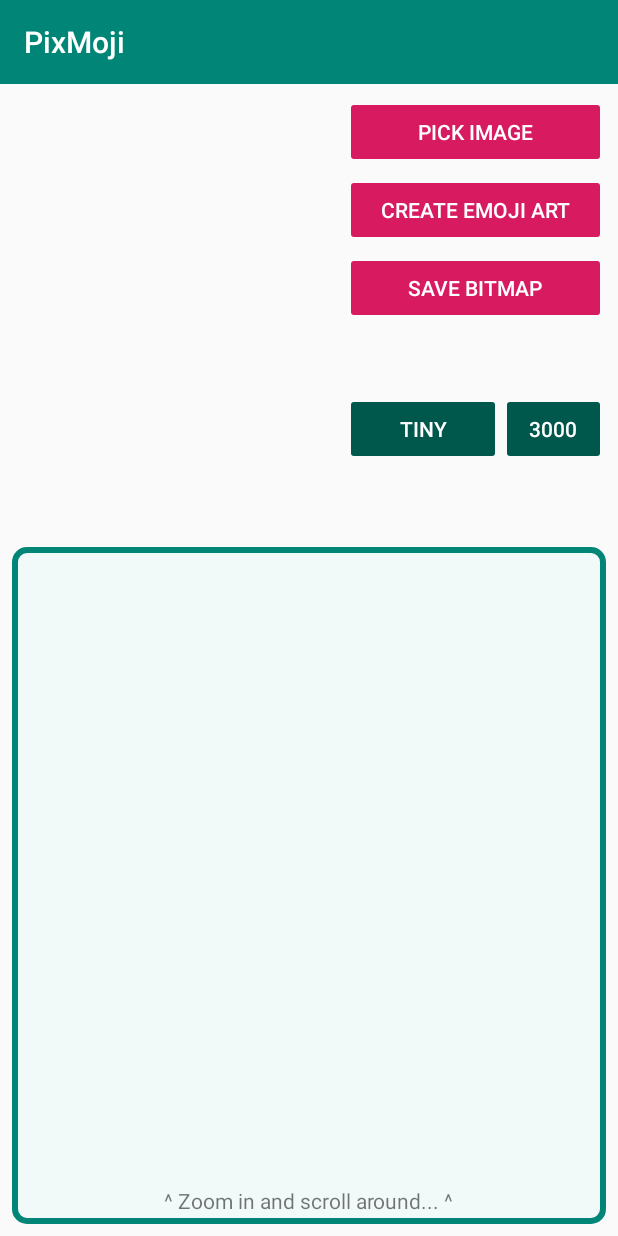
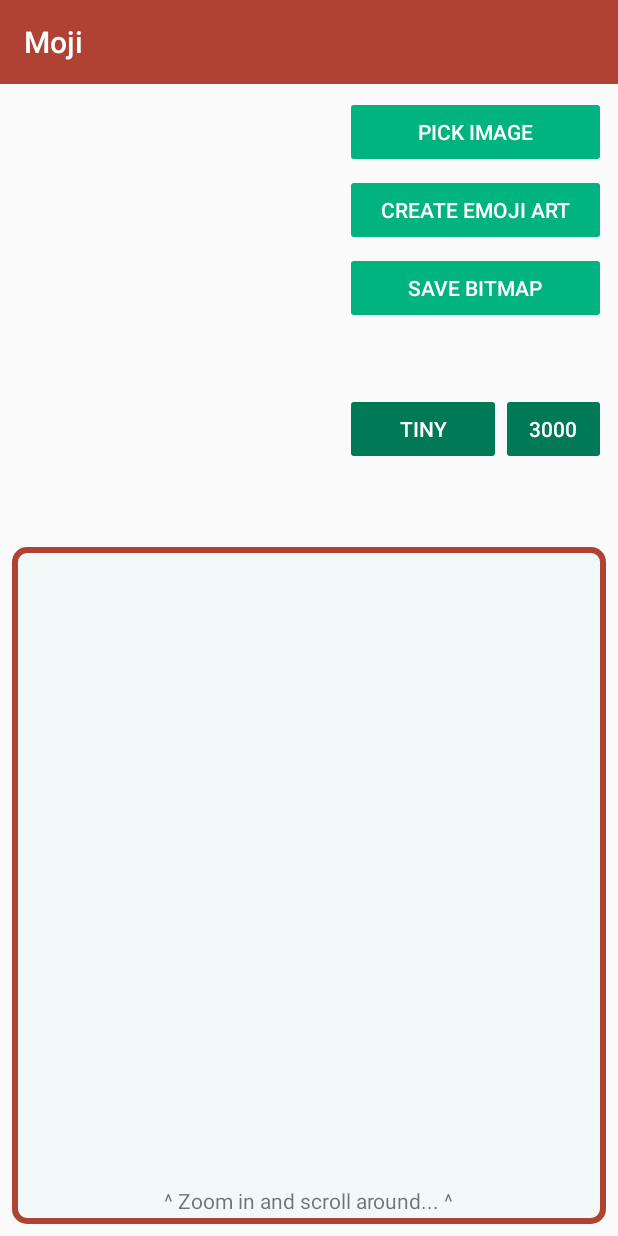
Before and after one commit to wintren/pixmoji, an Android app: the screen it shows after launch (MainActivity), on a phone screen of 412 x 824 dp. Run offline under Robolectric (Android 15) with nearby library versions, the phone set to English and light mode, and no system bars; our stand-ins replace RxJava, data binding; libraries missing offline, so code that uses them is left out: androidx.emoji.text.

Commit message:
Added support for data binding adapter / recycler view. Updated Color scheme

```diff
--- a/app/build.gradle
+++ b/app/build.gradle
@@ -45,6 +45,7 @@ dependencies {
     implementation "io.reactivex.rxjava3:rxjava:3.0.2"
     implementation 'io.reactivex.rxjava3:rxandroid:3.0.0'
 
+    implementation "androidx.recyclerview:recyclerview:1.1.0"
     kapt 'com.android.databinding:compiler:3.1.4'
 
     //
--- a/app/src/main/AndroidManifest.xml
+++ b/app/src/main/AndroidManifest.xml
@@ -1,6 +1,8 @@
 <?xml version="1.0" encoding="utf-8"?>
 <manifest xmlns:android="http://schemas.android.com/apk/res/android"
     package="rocks.wintren.pixmoji">
+
+    <uses-permission android:name="android.permission.WRITE_EXTERNAL_STORAGE" />
 
     <application
         android:name=".PixMojiApp"
@@ -12,6 +14,7 @@
         android:roundIcon="@mipmap/ic_launcher_round"
         android:supportsRtl="true"
         android:theme="@style/AppTheme">
+
         <activity android:name=".MainActivity">
             <intent-filter>
                 <action android:name="android.intent.action.MAIN" />
@@ -20,7 +23,7 @@
             </intent-filter>
         </activity>
 
+        <activity android:name=".ColorEmojiActivity" />
     </application>
-    <uses-permission android:name="android.permission.WRITE_EXTERNAL_STORAGE" />
 
 </manifest>
--- a/app/src/main/res/layout/activity_main.xml
+++ b/app/src/main/res/layout/activity_main.xml
@@ -29,7 +29,7 @@
                 android:layout_width="0dp"
                 android:layout_height="0dp"
                 android:layout_margin="16dp"
-                android:scaleType="centerInside"
+                android:scaleType="fitCenter"
                 bitmap="@{viewModel.originalImage}"
                 app:layout_constraintBottom_toBottomOf="parent"
                 app:layout_constraintEnd_toStartOf="@+id/actions"
@@ -94,14 +94,14 @@
                         android:layout_weight="60"
                         android:textColor="#fff"
                         android:onClick="@{ () -> viewModel.onEmojiSizeClick() }"
-                        android:backgroundTint="@color/colorPrimaryDark"
+                        android:backgroundTint="@color/colorAccentDark"
                         android:text="@{viewModel.emojiSizeLabel}" />
 
                     <Button
                         android:layout_width="0dp"
                         android:textColor="#fff"
                         android:onClick="@{ () -> viewModel.onCanvasSizeClick() }"
-                        android:backgroundTint="@color/colorPrimaryDark"
+                        android:backgroundTint="@color/colorAccentDark"
                         android:layout_height="wrap_content"
                         android:layout_weight="40"
                         android:text="@{viewModel.canvasSizeLabel}" />
--- a/app/src/main/res/values/colors.xml
+++ b/app/src/main/res/values/colors.xml
@@ -1,6 +1,14 @@
 <?xml version="1.0" encoding="utf-8"?>
 <resources>
-    <color name="colorPrimary">#008577</color>
-    <color name="colorPrimaryDark">#00574B</color>
-    <color name="colorAccent">#D81B60</color>
+    <color name="colorPrimary">#AF4233</color>
+    <color name="colorPrimaryLight">#E6715D</color>
+    <color name="colorPrimaryDark">#7A0E0C</color>
+    <color name="colorAccent">#00B37F</color>
+    <color name="colorAccentLight">#00DA97</color>
+    <color name="colorAccentDark">#007956</color>
+
+    <color name="textOnPrimary">@color/white</color>
+    <color name="textOnAccent">@color/white</color>
+
+    <color name="white">#FFFFFF</color>
 </resources>
--- a/app/src/main/res/values/strings.xml
+++ b/app/src/main/res/values/strings.xml
@@ -1,3 +1,3 @@
 <resources>
-    <string name="app_name">PixMoji</string>
+    <string name="app_name">Moji</string>
 </resources>
```
Also changed, not shown: app/src/main/java/rocks/wintren/pixmoji/ColorEmojiActivity.kt (added, +22 -0 lines), app/src/main/java/rocks/wintren/pixmoji/ColorEmojiViewModel.kt (added, +23 -0 lines), app/src/main/java/rocks/wintren/pixmoji/MainActivity.kt (+0 -56 lines), app/src/main/java/rocks/wintren/pixmoji/adapter/BindingAdapterItem.kt (added, +9 -0 lines), app/src/main/res/layout/activity_color_emoji.xml (added, +28 -0 lines), app/src/main/res/layout/item_color_pixel.xml (added, +14 -0 lines).
